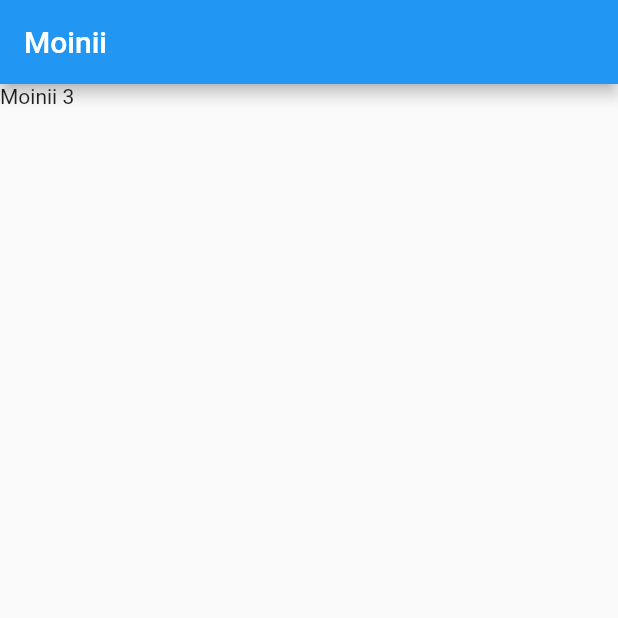
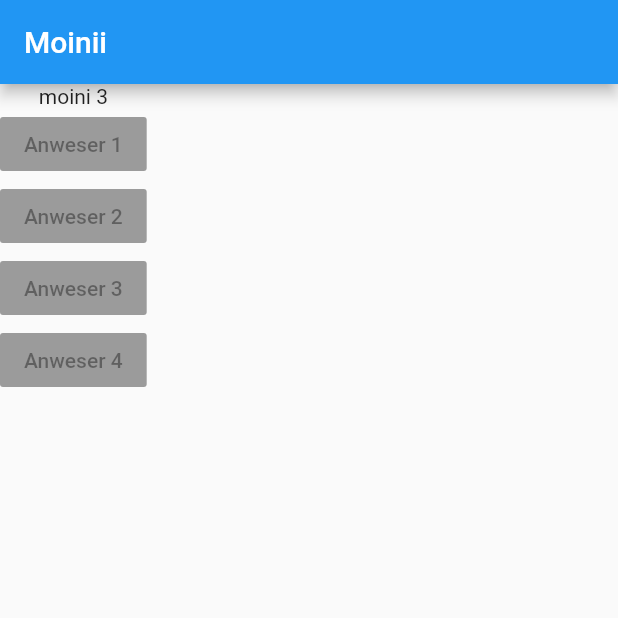
Before and after one commit to YannickAn/ich_hasse_mein_leben, a Flutter app: the screen it shows after launch, on a phone screen of 412 x 824 dp, the top half of it. Run offline on Flutter 3.47's test engine with Material 2 defaults, Android fonts, the phone set to English and light mode, and no system bars.

Commit message:
Fun Life

```diff
--- a/lib/main.dart
+++ b/lib/main.dart
@@ -6,6 +6,7 @@ void main() => runApp(MyApp());
 class MyApp extends StatelessWidget {
   @override
   Widget build(BuildContext context) {
+    var questions = ["Who are you?", "Who am I?"];
     return MaterialApp(
       home: Scaffold(
         appBar: AppBar(
@@ -13,7 +14,15 @@ class MyApp extends StatelessWidget {
             "Moinii",
           ),
         ),
-        body: Text("Moinii 3"),
+        body: Column(
+          children: [
+            Text("moini 3"),
+            RaisedButton(child: Text("Anweser 1"), onPressed: null),
+            RaisedButton(child: Text("Anweser 2"), onPressed: null),
+            RaisedButton(child: Text("Anweser 3"), onPressed: null),
+            RaisedButton(child: Text("Anweser 4"), onPressed: null),
+          ],
+        ),
       ),
     );
   }
```
